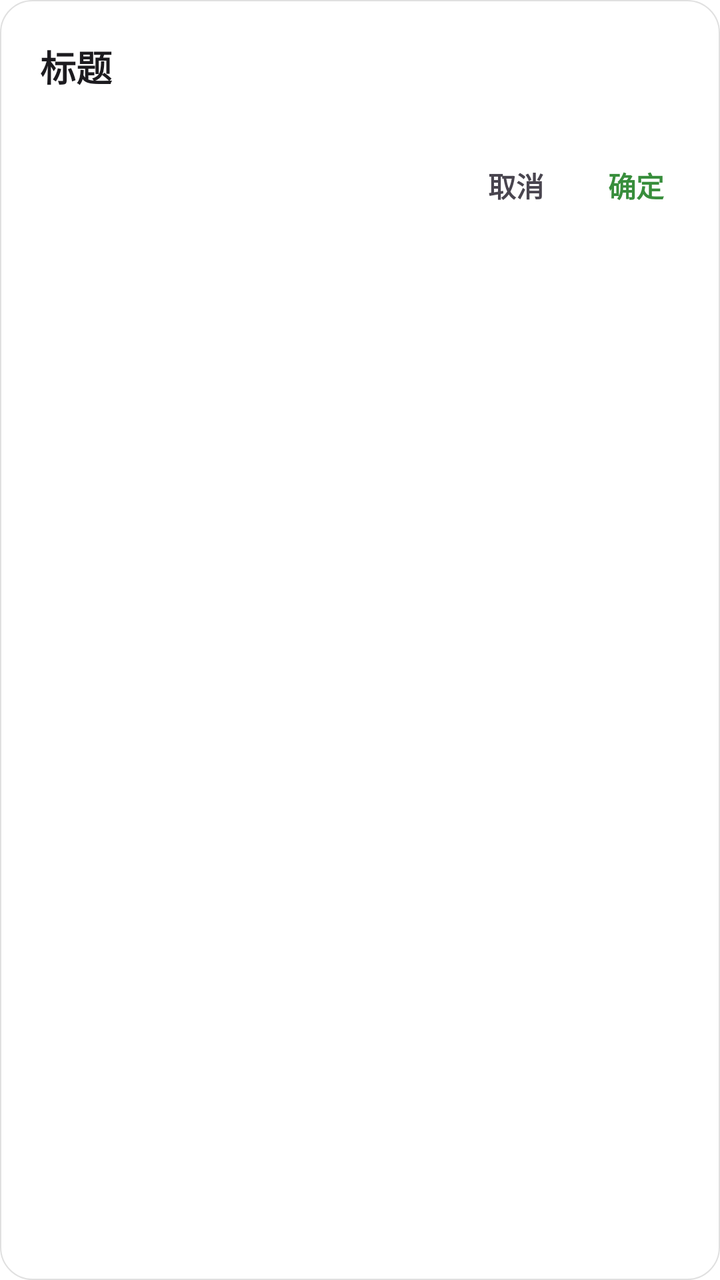
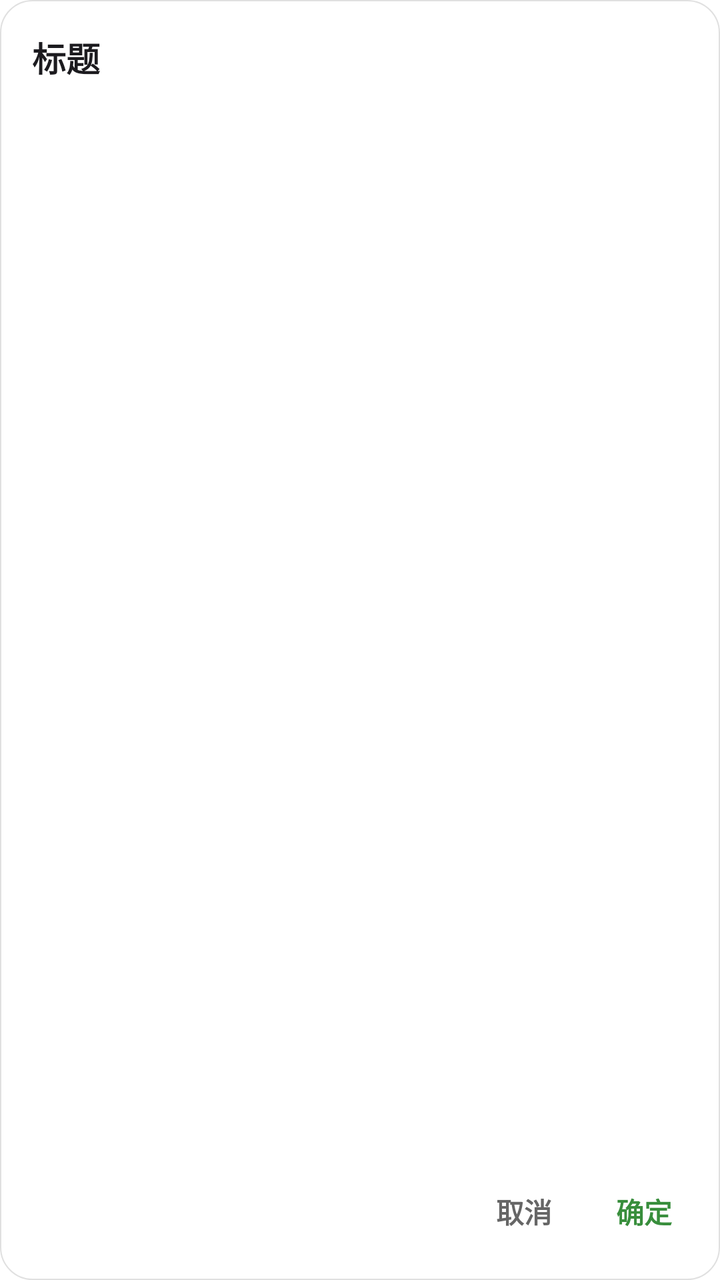

Before-and-after screenshots of an Android layout around one commit, followed by the original layout XML and the change that was made.
<!-- AndroidManifest.xml: application theme android:Theme.Light -->
<!-- res/layout/dialog_md3_base.xml -->
<?xml version="1.0" encoding="utf-8"?>
<LinearLayout xmlns:android="http://schemas.android.com/apk/res/android"
    android:layout_width="match_parent"
    android:layout_height="wrap_content"
    android:orientation="vertical"
    android:background="@drawable/bg_md3_card"
    android:padding="20dp">

    <TextView
        android:id="@+id/dlg_title"
        android:layout_width="wrap_content"
        android:layout_height="wrap_content"
        android:text="标题"
        android:textSize="18sp"
        android:textStyle="bold"
        android:textColor="#1C1B1F" />

    <LinearLayout
        android:id="@+id/dlg_content_container"
        android:layout_width="match_parent"
        android:layout_height="wrap_content"
        android:orientation="vertical"
        android:layout_marginTop="12dp" />

    <LinearLayout
        android:layout_width="match_parent"
        android:layout_height="wrap_content"
        android:orientation="horizontal"
        android:gravity="end"
        android:layout_marginTop="16dp">

        <TextView
            android:id="@+id/dlg_btn_negative"
            android:layout_width="wrap_content"
            android:layout_height="wrap_content"
            android:text="取消"
            android:textColor="#49454F"
            android:textSize="14sp"
            android:textStyle="bold"
            android:padding="8dp" />

        <TextView
            android:id="@+id/dlg_btn_positive"
            android:layout_width="wrap_content"
            android:layout_height="wrap_content"
            android:text="确定"
            android:textColor="#388E3C"
            android:textSize="14sp"
            android:textStyle="bold"
            android:padding="8dp"
            android:layout_marginLeft="16dp" />
    </LinearLayout>
</LinearLayout>
<!-- resources referenced by this layout -->
<resources>
  <!-- drawable bg_md3_card (drawable) -->
  <?xml version="1.0" encoding="utf-8"?>
  <shape xmlns:android="http://schemas.android.com/apk/res/android">
      <solid android:color="#FFFFFF"/>
      <corners android:radius="16dp"/>
      <stroke android:width="0.5dp" android:color="#E0E0E0"/>
  </shape>
</resources>

<!-- the commit's change to res/layout/dialog_md3_base.xml (unified diff, before → after) -->
@@ -4,37 +4,46 @@
     android:layout_height="wrap_content"
     android:orientation="vertical"
     android:background="@drawable/bg_md3_card"
-    android:padding="20dp">
+    android:padding="16dp">
 
     <TextView
         android:id="@+id/dlg_title"
         android:layout_width="wrap_content"
         android:layout_height="wrap_content"
         android:text="标题"
-        android:textSize="18sp"
+        android:textSize="17sp"
         android:textStyle="bold"
         android:textColor="#1C1B1F" />
 
-    <LinearLayout
-        android:id="@+id/dlg_content_container"
+    
+    <ScrollView
+        android:id="@+id/dlg_scroll"
         android:layout_width="match_parent"
-        android:layout_height="wrap_content"
-        android:orientation="vertical"
-        android:layout_marginTop="12dp" />
+        android:layout_height="0dp"
+        android:layout_weight="1"
+        android:layout_marginTop="12dp"
+        android:scrollbars="none">
+
+        <LinearLayout
+            android:id="@+id/dlg_content_container"
+            android:layout_width="match_parent"
+            android:layout_height="wrap_content"
+            android:orientation="vertical" />
+    </ScrollView>
 
     <LinearLayout
         android:layout_width="match_parent"
         android:layout_height="wrap_content"
         android:orientation="horizontal"
         android:gravity="end"
-        android:layout_marginTop="16dp">
+        android:layout_marginTop="12dp">
 
         <TextView
             android:id="@+id/dlg_btn_negative"
             android:layout_width="wrap_content"
             android:layout_height="wrap_content"
             android:text="取消"
-            android:textColor="#49454F"
+            android:textColor="#666666"
             android:textSize="14sp"
             android:textStyle="bold"
             android:padding="8dp" />
